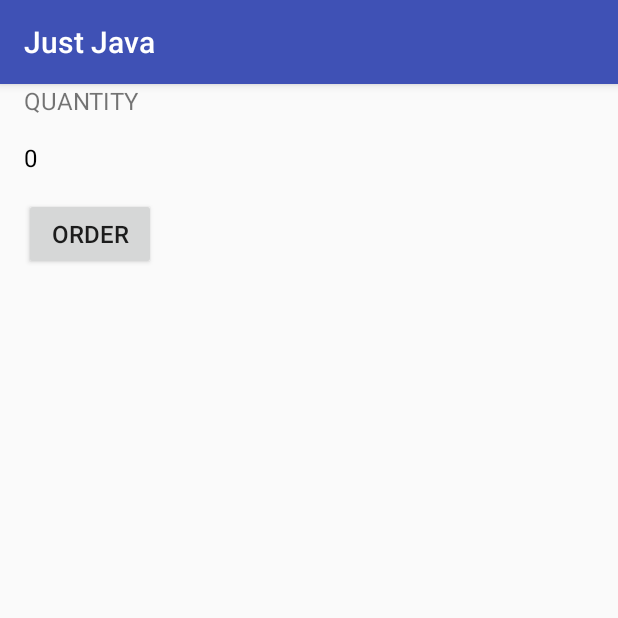
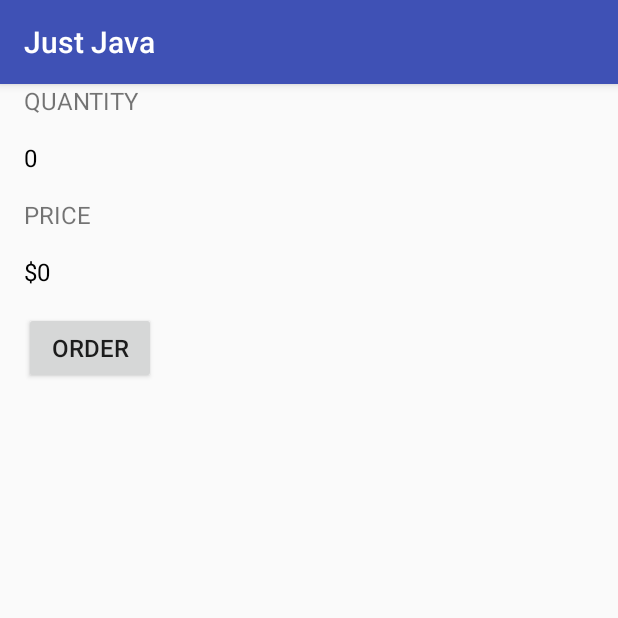
Before and after one commit to GregurekDarko/JustJava, an Android app: the screen it shows after launch (MainActivity), on a phone screen of 412 x 824 dp, the top half of it. Run offline under Robolectric (Android 15) with nearby library versions, the phone set to English and light mode, and no system bars.

Commit message:
Prva verzija

```diff
--- a/app/src/main/res/layout/activity_main.xml
+++ b/app/src/main/res/layout/activity_main.xml
@@ -14,7 +14,7 @@
         android:layout_marginLeft="@dimen/bottom_left_margin"
         android:text="Quantity"
         android:textAllCaps="true"
-        android:textSize="@dimen/textSize"/>
+        android:textSize="@dimen/textSize" />
 
 
     <TextView
@@ -27,13 +27,33 @@
         android:textColor="#000"
         android:textSize="@dimen/textSize" />
 
+    <TextView
+        android:layout_width="wrap_content"
+        android:layout_height="wrap_content"
+        android:layout_marginBottom="@dimen/bottom_left_margin"
+        android:layout_marginLeft="@dimen/bottom_left_margin"
+        android:text="Price"
+        android:textAllCaps="true"
+        android:textSize="@dimen/textSize" />
+
+    <TextView
+        android:id="@+id/price_text_view"
+        android:layout_width="wrap_content"
+        android:layout_height="wrap_content"
+        android:layout_marginBottom="@dimen/bottom_left_margin"
+        android:layout_marginLeft="@dimen/bottom_left_margin"
+        android:text="$0"
+        android:textColor="#000"
+        android:textSize="@dimen/textSize" />
+
     <Button
         android:layout_width="wrap_content"
         android:layout_height="wrap_content"
         android:layout_marginBottom="@dimen/bottom_left_margin"
         android:layout_marginLeft="@dimen/bottom_left_margin"
+        android:onClick="submitOrder"
         android:text="order"
-        android:textSize="@dimen/textSize"
-        android:onClick="submitOrder"/>
+        android:textSize="@dimen/textSize" />
+
 
 </LinearLayout>
```
